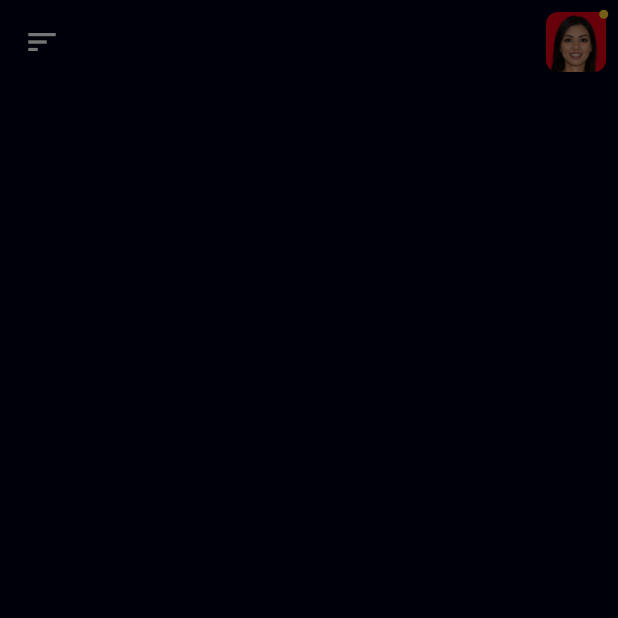
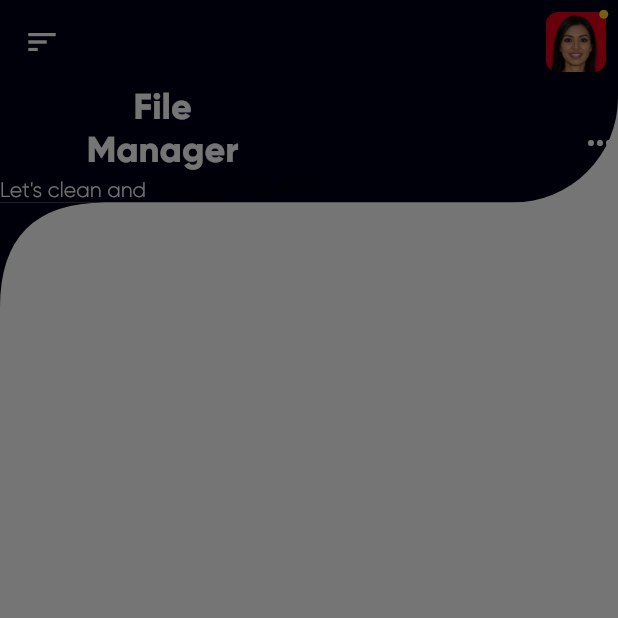
Before and after one commit to wisdomspine/file-manager, a Flutter app: the screen it shows after launch, after a tap on the "sort" icon, on a phone screen of 412 x 824 dp, the top half of it. Run offline on Flutter 3.47's test engine with Material 2 defaults, Android fonts, the phone set to English and light mode, and no system bars; our stand-ins replace get_it; missing offline and left inert: polygon_clipper.

Commit message:
Created a custom painter for top-left rounded backgroound container

```diff
--- a/lib/view/components/RoundedBottomRightContainer.dart
+++ b/lib/view/components/RoundedBottomRightContainer.dart
@@ -11,6 +11,7 @@ class RoundedBottomRightContainer extends StatelessWidget {
       decoration: BoxDecoration(
         color: Theme.of(context).backgroundColor,
       ),
+      margin: EdgeInsets.only(bottom: 0),
       child: Container(
         decoration: BoxDecoration(
           color: Theme.of(context).primaryColor,
--- a/lib/view/components/RoundedTopLeftContainer.dart
+++ b/lib/view/components/RoundedTopLeftContainer.dart
@@ -1,4 +1,5 @@
 import 'package:file_manager/constants.dart';
+import 'package:file_manager/view/components/painters/RoundedTopLeftContainerPainter.dart';
 import 'package:flutter/material.dart';
 
 class RoundedTopLeftContainer extends StatelessWidget {
@@ -8,17 +9,18 @@ class RoundedTopLeftContainer extends StatelessWidget {
   @override
   Widget build(BuildContext context) {
     return Container(
+      margin: EdgeInsets.zero,
       decoration: BoxDecoration(
-        color: Theme.of(context).primaryColor,
+        color: Theme.of(context).backgroundColor,
+        borderRadius: BorderRadius.only(
+          topLeft: Radius.circular(kRoundedTopBottomContainerRadius),
+        ),
       ),
-      child: Container(
-        decoration: BoxDecoration(
-          color: Theme.of(context).backgroundColor,
-          borderRadius: BorderRadius.only(
-            topLeft: Radius.circular(kRoundedTopBottomContainerRadius),
-          ),
+      child: CustomPaint(
+        child: child,
+        painter: RoundedTopLeftContainerPainter(
+          paintColor: Theme.of(context).primaryColor,
         ),
-        child: child,
       ),
     );
   }
--- /dev/null
+++ b/lib/view/components/painters/RoundedTopLeftContainerPainter.dart
@@ -0,0 +1,33 @@
+import 'package:flutter/material.dart';
+import 'package:file_manager/constants.dart';
+
+class RoundedTopLeftContainerPainter extends CustomPainter {
+  final double radius;
+  final Color paintColor;
+
+  RoundedTopLeftContainerPainter({
+    this.radius = kRoundedTopBottomContainerRadius,
+    this.paintColor = Colors.black,
+  });
+
+  @override
+  void paint(Canvas canvas, Size size) {
+    Path path = Path();
+    path.moveTo(0, radius);
+    path.quadraticBezierTo(0, 0, radius, 0);
+    path.lineTo(0, 0);
+    path.close();
+
+    Paint paint = Paint()
+      ..strokeWidth = 0
+      ..style = PaintingStyle.fill
+      ..color = paintColor;
+
+    canvas.drawPath(path, paint);
+  }
+
+  @override
+  bool shouldRepaint(CustomPainter oldDelegate) {
+    return true;
+  }
+}
--- a/lib/view/screens/HomeScreen.dart
+++ b/lib/view/screens/HomeScreen.dart
@@ -2,6 +2,8 @@ import 'package:file_manager/finals.dart';
 import 'package:file_manager/providers/UserProvider.dart';
 import 'package:file_manager/view/components/AppBarUserAvatar.dart';
 import 'package:file_manager/view/components/DrawerToggle.dart';
+import 'package:file_manager/view/components/RoundedBottomRightContainer.dart';
+import 'package:file_manager/view/components/RoundedTopLeftContainer.dart';
 import 'package:file_manager/view/screens/AppDrawer.dart';
 import 'package:flutter/cupertino.dart';
 import 'package:flutter/material.dart';
@@ -20,6 +22,63 @@ class HomeScreen extends StatelessWidget {
         ],
       ),
       drawer: AppDrawer(),
+      body: Container(
+        color: Colors.white,
+        child: Column(
+          crossAxisAlignment: CrossAxisAlignment.stretch,
+          children: [
+            RoundedBottomRightContainer(
+              child: Column(
+                crossAxisAlignment: CrossAxisAlignment.stretch,
+                children: [
+                  Row(
+                    mainAxisSize: MainAxisSize.max,
+                    mainAxisAlignment: MainAxisAlignment.spaceBetween,
+                    children: [
+                      Column(
+                        children: [
+                          Text(
+                            "File",
+                            style: Theme.of(context).primaryTextTheme.headline5,
+                          ),
+                          Text(
+                            "Manager",
+                            style: Theme.of(context).primaryTextTheme.headline5,
+                          ),
+                          RichText(
+                            text: TextSpan(
+                                text: "Let's clean and ",
+                                style: Theme.of(context)
+                                    .primaryTextTheme
+                                    .bodyText2,
+                                children: [
+                                  TextSpan(
+                                    text: "manage your file's.",
+                                    style: Theme.of(context)
+                                        .accentTextTheme
+                                        .bodyText2,
+                                  ),
+                                ]),
+                          )
+                        ],
+                      ),
+                      IconTheme(
+                        data: Theme.of(context).primaryIconTheme,
+                        child: Icon(Icons.more_horiz),
+                      ),
+                    ],
+                  ),
+                ],
+              ),
+            ),
+            Expanded(
+              child: Container(
+                child: RoundedTopLeftContainer(),
+              ),
+            ),
+          ],
+        ),
+      ),
     );
   }
 }
```
